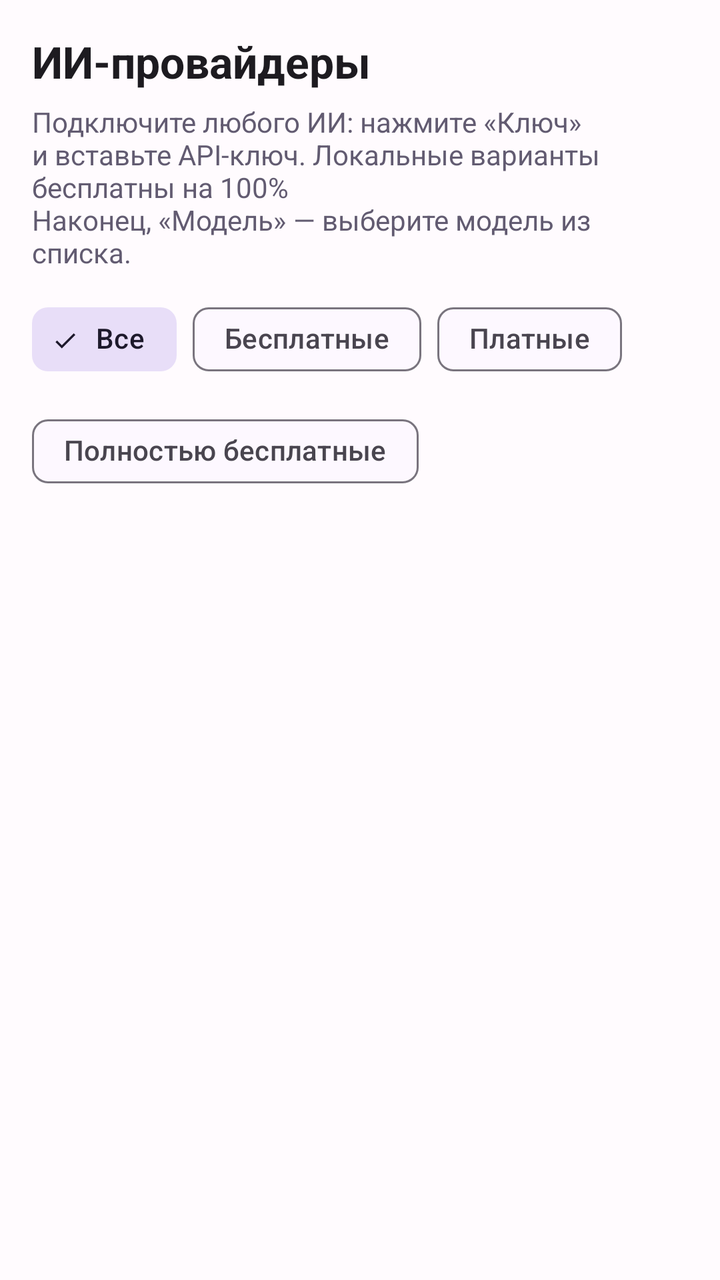
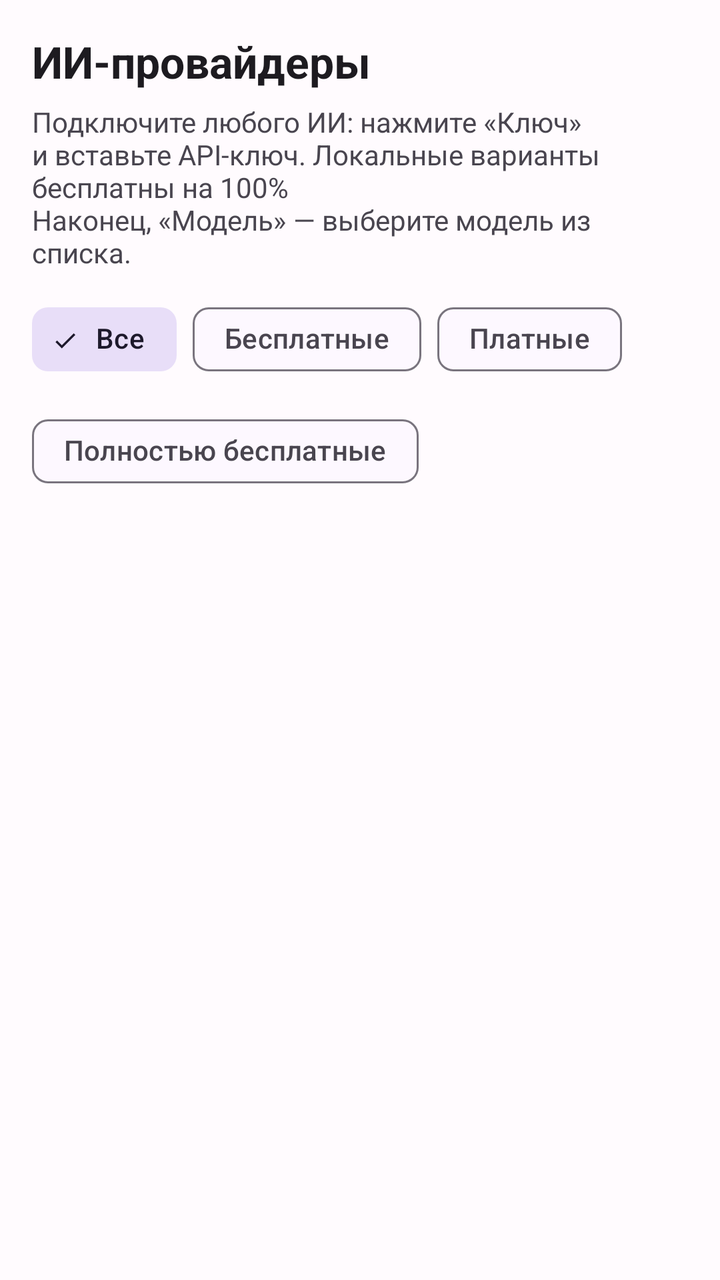

An Android layout rendered at two revisions. The XML below is the earlier revision; the diff shows what the commit changed to produce the second picture.
<!-- AndroidManifest.xml: application theme Theme.DevAIStudio -->
<!-- res/layout/item_provider_header.xml -->
<?xml version="1.0" encoding="utf-8"?>
<LinearLayout xmlns:android="http://schemas.android.com/apk/res/android"
    xmlns:app="http://schemas.android.com/apk/res-auto"
    android:layout_width="match_parent"
    android:layout_height="wrap_content"
    android:orientation="vertical"
    android:padding="16dp">

    <TextView
        android:layout_width="match_parent"
        android:layout_height="wrap_content"
        android:text="@string/providers_title"
        android:textColor="@color/on_surface"
        android:textSize="22sp"
        android:textStyle="bold" />

    <TextView
        android:layout_width="match_parent"
        android:layout_height="wrap_content"
        android:layout_marginTop="6dp"
        android:text="@string/providers_subtitle"
        android:textColor="@color/secondary"
        android:textSize="14sp" />

    <com.google.android.material.chip.ChipGroup
        android:layout_width="match_parent"
        android:layout_height="wrap_content"
        android:layout_marginTop="10dp"
        app:selectionRequired="false"
        app:singleLine="false">

        <com.google.android.material.chip.Chip
            android:id="@+id/filter_all"
            style="@style/Widget.Material3.Chip.Filter"
            android:layout_width="wrap_content"
            android:layout_height="wrap_content"
            android:checked="true"
            android:text="Все" />

        <com.google.android.material.chip.Chip
            android:id="@+id/filter_free"
            style="@style/Widget.Material3.Chip.Filter"
            android:layout_width="wrap_content"
            android:layout_height="wrap_content"
            android:text="Бесплатные" />

        <com.google.android.material.chip.Chip
            android:id="@+id/filter_paid"
            style="@style/Widget.Material3.Chip.Filter"
            android:layout_width="wrap_content"
            android:layout_height="wrap_content"
            android:text="Платные" />

        <com.google.android.material.chip.Chip
            android:id="@+id/filter_fully_free"
            style="@style/Widget.Material3.Chip.Filter"
            android:layout_width="wrap_content"
            android:layout_height="wrap_content"
            android:text="Полностью бесплатные" />

    </com.google.android.material.chip.ChipGroup>

</LinearLayout>
<!-- resources referenced by this layout -->
<resources>
  <color name="on_surface">#1D1B20</color>
  <color name="secondary">#625B71</color>
  <string name="providers_subtitle">Подключите любого ИИ: нажмите «Ключ» и вставьте API-ключ. Локальные варианты бесплатны на 100%\nНаконец, «Модель» — выберите модель из списка.</string>
  <string name="providers_title">ИИ-провайдеры</string>
  <style name="Theme.DevAIStudio" parent="Theme.Material3.DayNight.NoActionBar">
          <item name="colorPrimary">@color/primary</item>
          <item name="colorOnPrimary">@color/white</item>
          <item name="colorPrimaryContainer">@color/primary_light</item>
          <item name="colorSecondary">@color/secondary</item>
          <item name="colorSurface">@color/surface</item>
          <item name="android:colorBackground">@color/background</item>
          <item name="android:statusBarColor">@color/primary_dark</item>
          <item name="android:windowLightStatusBar">false</item>
      </style>
  <color name="primary">#6750A4</color>
  <color name="white">#FFFFFF</color>
  <color name="primary_light">#EADDFF</color>
  <color name="surface">#FDF8FF</color>
  <color name="background">#FFFBFE</color>
  <color name="primary_dark">#4F378B</color>
</resources>

<!-- the commit's change to res/layout/item_provider_header.xml (unified diff, before → after) -->
@@ -10,7 +10,7 @@
         android:layout_width="match_parent"
         android:layout_height="wrap_content"
         android:text="@string/providers_title"
-        android:textColor="@color/on_surface"
+        android:textColor="?attr/colorOnSurface"
         android:textSize="22sp"
         android:textStyle="bold" />
 
@@ -19,7 +19,7 @@
         android:layout_height="wrap_content"
         android:layout_marginTop="6dp"
         android:text="@string/providers_subtitle"
-        android:textColor="@color/secondary"
+        android:textColor="?attr/colorOnSurfaceVariant"
         android:textSize="14sp" />
 
     <com.google.android.material.chip.ChipGroup
<!-- resource entries referenced after the edit -->
@@ -1,6 +1,5 @@
 <!-- resources referenced by this layout -->
 <resources>
-  <color name="on_surface">#1D1B20</color>
   <color name="secondary">#625B71</color>
   <string name="providers_subtitle">Подключите любого ИИ: нажмите «Ключ» и вставьте API-ключ. Локальные варианты бесплатны на 100%\nНаконец, «Модель» — выберите модель из списка.</string>
   <string name="providers_title">ИИ-провайдеры</string>
